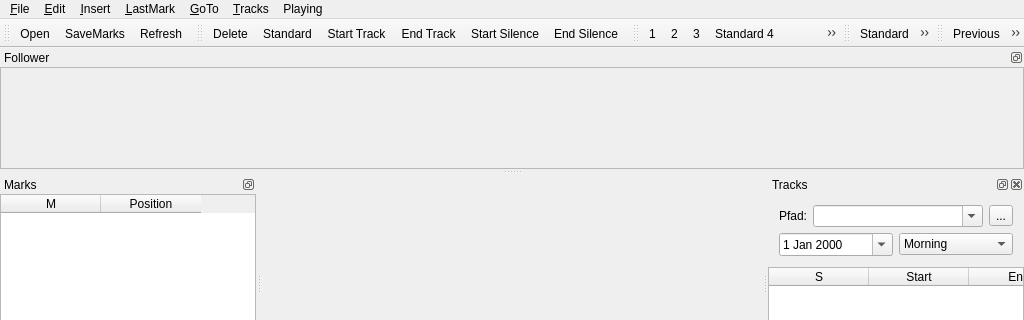
Old version of the form mainwindow.ui in the repository audioprog/RecMasterNCutter; both pictures show x 0 to 1024 and y 0 to 320 of the 1024 by 554 pixel window.
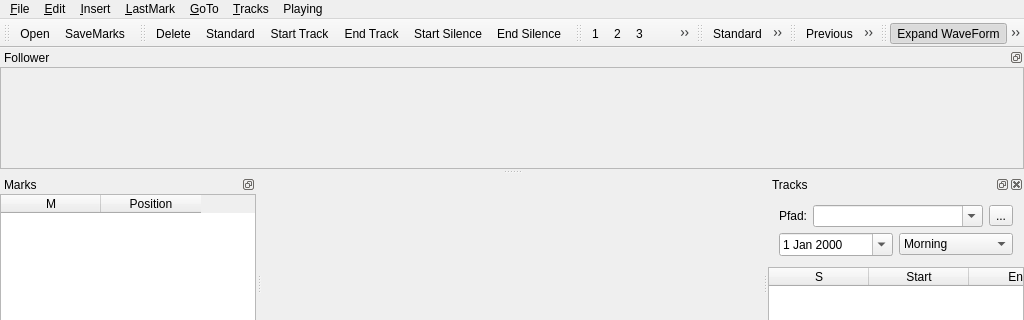
New version of the form. Icons and pictures are not drawn. Custom widgets are drawn as their Qt base class.

Commit message: New Feature, automatic Expand Waveform can now turned on / off

What changed in the file:
```diff
--- a/mainwindow.ui
+++ b/mainwindow.ui
@@ -129,7 +129,6 @@
    </attribute>
    <addaction name="action_Open"/>
    <addaction name="actionSaveMarks"/>
-   <addaction name="actionRefresh"/>
   </widget>
   <widget class="QToolBar" name="tbarEditMark">
    <attribute name="toolBarArea">
@@ -491,6 +490,19 @@
     </layout>
    </widget>
   </widget>
+  <widget class="QToolBar" name="tbarView">
+   <property name="windowTitle">
+    <string>toolBar</string>
+   </property>
+   <attribute name="toolBarArea">
+    <enum>TopToolBarArea</enum>
+   </attribute>
+   <attribute name="toolBarBreak">
+    <bool>false</bool>
+   </attribute>
+   <addaction name="actionExpand_WaveForm"/>
+   <addaction name="actionRefresh"/>
+  </widget>
   <action name="action_Open">
    <property name="icon">
     <iconset resource="icons.qrc">
@@ -888,6 +900,21 @@
     <string>Refresh</string>
    </property>
   </action>
+  <action name="actionExpand_WaveForm">
+   <property name="checkable">
+    <bool>true</bool>
+   </property>
+   <property name="checked">
+    <bool>true</bool>
+   </property>
+   <property name="icon">
+    <iconset resource="icons.qrc">
+     <normaloff>:/symbols/waveform</normaloff>:/symbols/waveform</iconset>
+   </property>
+   <property name="text">
+    <string>Expand WaveForm</string>
+   </property>
+  </action>
  </widget>
  <layoutdefault spacing="6" margin="11"/>
  <customwidgets>
```
The commit also changes 7 other files.
